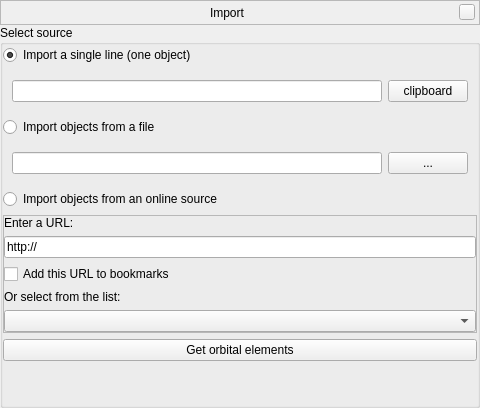
The window that plugins/CometsAsteroidsImporter/src/gui/importWindow.ui (519984307/stellarium_src) describes before a commit, drawn with Qt 5.
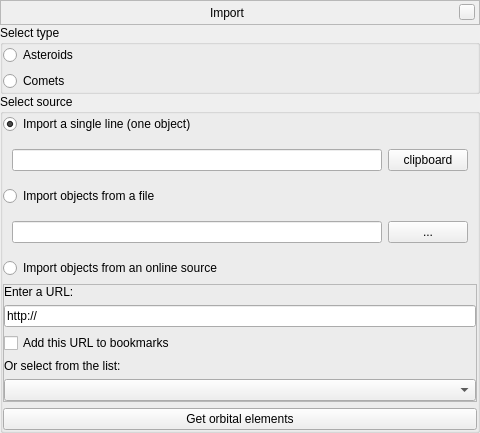
The same window after the commit. Custom widgets are drawn as their Qt base class.

Commit message: + support for both types of objects in ImportWindow

The edit to the form file:
```diff
--- a/plugins/CometsAsteroidsImporter/src/gui/importWindow.ui
+++ b/plugins/CometsAsteroidsImporter/src/gui/importWindow.ui
@@ -135,7 +135,33 @@
         <number>0</number>
        </property>
        <item>
-        <widget class="QGroupBox" name="groupBox">
+        <widget class="QGroupBox" name="groupBoxType">
+         <property name="title">
+          <string>Select type</string>
+         </property>
+         <layout class="QVBoxLayout" name="verticalLayoutType">
+          <property name="margin">
+           <number>0</number>
+          </property>
+          <item>
+           <widget class="QRadioButton" name="radioButtonAsteroids">
+            <property name="text">
+             <string>Asteroids</string>
+            </property>
+           </widget>
+          </item>
+          <item>
+           <widget class="QRadioButton" name="radioButtonComets">
+            <property name="text">
+             <string>Comets</string>
+            </property>
+           </widget>
+          </item>
+         </layout>
+        </widget>
+       </item>
+       <item>
+        <widget class="QGroupBox" name="groupBoxSource">
          <property name="title">
           <string>Select source</string>
          </property>
@@ -275,6 +301,19 @@
          </layout>
         </widget>
        </item>
+       <item>
+        <spacer name="verticalSpacer_2">
+         <property name="orientation">
+          <enum>Qt::Vertical</enum>
+         </property>
+         <property name="sizeHint" stdset="0">
+          <size>
+           <width>0</width>
+           <height>0</height>
+          </size>
+         </property>
+        </spacer>
+       </item>
       </layout>
      </widget>
      <widget class="QWidget" name="pageResult">
```
The commit also changes 4 other files.
